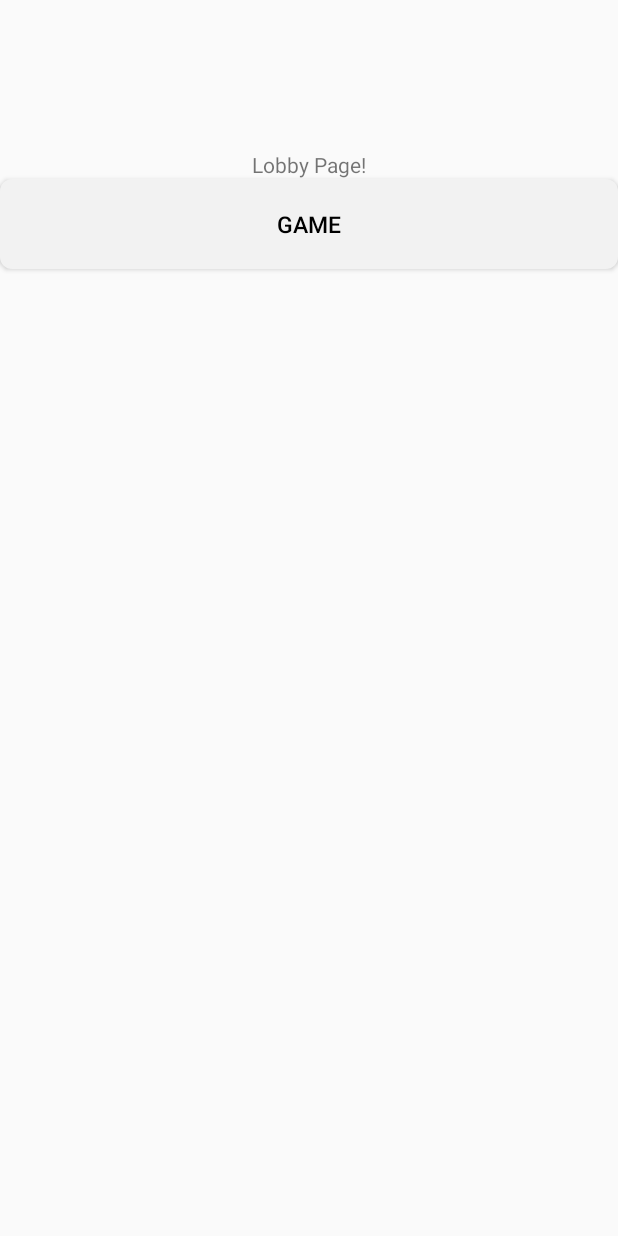
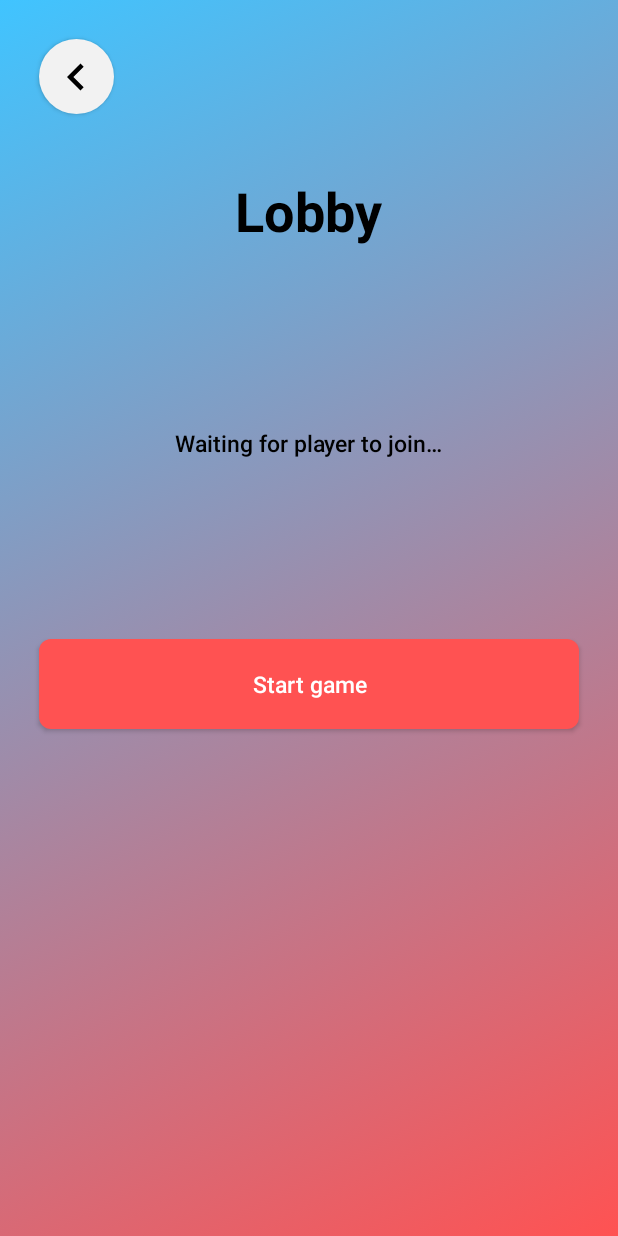
Before and after one commit to best-cat-hustlers/cs446-project, an Android app: the LobbyActivity screen opened directly, with no data from a screen before it, on a phone screen of 412 x 824 dp. Before the commit the screen is almost empty. Run offline under Robolectric (Android 15) with nearby library versions, the phone set to English and light mode, and no system bars.

Commit message:
Match Multiplayer, Join and Lobby pages to the design

```diff
--- a/app/src/main/java/com/bestCatHustlers/sukodublitz/MainActivityPresenter.java
+++ b/app/src/main/java/com/bestCatHustlers/sukodublitz/MainActivityPresenter.java
@@ -3,6 +3,8 @@ package com.bestCatHustlers.sukodublitz;
 import android.content.Intent;
 import android.support.v7.app.AppCompatActivity;
 import android.view.View;
+
+import com.bestCatHustlers.sukodublitz.multiplayer.MultiplayerMenuActivity;
 
 
 class MainActivityPresenter {
--- a/app/src/main/java/com/bestCatHustlers/sukodublitz/JoinPresenter.java
+++ b/app/src/main/java/com/bestCatHustlers/sukodublitz/join/JoinPresenter.java
@@ -1,4 +1,4 @@
-package com.bestCatHustlers.sukodublitz;
+package com.bestCatHustlers.sukodublitz.join;
 
 import android.content.Intent;
 import android.os.Bundle;
--- a/app/src/main/java/com/bestCatHustlers/sukodublitz/MultiplayerMenuPresenter.java
+++ b/app/src/main/java/com/bestCatHustlers/sukodublitz/lobby/LobbyPresenter.java
@@ -1,4 +1,4 @@
-package com.bestCatHustlers.sukodublitz;
+package com.bestCatHustlers.sukodublitz.lobby;
 
 import android.content.Intent;
 import android.os.Bundle;
@@ -7,6 +7,6 @@ import android.support.v7.app.AppCompatActivity;
 import android.support.v7.widget.Toolbar;
 import android.view.View;
 
-public class MultiplayerMenuPresenter {
+public class LobbyPresenter {
 
 }
--- a/app/src/main/java/com/bestCatHustlers/sukodublitz/LobbyPresenter.java
+++ b/app/src/main/java/com/bestCatHustlers/sukodublitz/multiplayer/MultiplayerMenuPresenter.java
@@ -1,4 +1,4 @@
-package com.bestCatHustlers.sukodublitz;
+package com.bestCatHustlers.sukodublitz.multiplayer;
 
 import android.content.Intent;
 import android.os.Bundle;
@@ -7,6 +7,6 @@ import android.support.v7.app.AppCompatActivity;
 import android.support.v7.widget.Toolbar;
 import android.view.View;
 
-public class LobbyPresenter {
+public class MultiplayerMenuPresenter {
 
 }
--- a/app/src/main/res/layout/activity_lobby.xml
+++ b/app/src/main/res/layout/activity_lobby.xml
@@ -1,28 +1,39 @@
 <?xml version="1.0" encoding="utf-8"?>
 <LinearLayout xmlns:android="http://schemas.android.com/apk/res/android"
-    xmlns:app="http://schemas.android.com/apk/res-auto"
     xmlns:tools="http://schemas.android.com/tools"
     android:layout_width="match_parent"
     android:layout_height="match_parent"
     android:orientation="vertical"
-    tools:context=".LobbyActivity">
+    android:background="@drawable/background_gradient_red_blue"
+    tools:context=".lobby.LobbyActivity">
+
+    <Button
+        android:id="@+id/back_button"
+        android:onClick="onBackPressed"
+        style="@style/button_round_back" />
 
     <TextView
         android:layout_width="wrap_content"
         android:layout_height="wrap_content"
-        android:text="Lobby Page!"
+        style="@style/title_font"
+        android:text="@string/title_activity_lobby"
+        android:layout_gravity="center"/>
+
+    <TextView
+        android:layout_width="wrap_content"
+        android:layout_height="wrap_content"
+        style="@style/secondary_text_font"
+        android:text="@string/lobby_wait_for_guest"
         android:layout_gravity="center"
-        android:layout_marginTop="100dp"
-        app:layout_constraintBottom_toBottomOf="parent"
-        app:layout_constraintLeft_toLeftOf="parent"
-        app:layout_constraintRight_toRightOf="parent"
-        app:layout_constraintTop_toTopOf="parent" />
+        android:layout_marginTop="120dp" />
 
     <Button
-        android:id="@+id/button5"
-        android:layout_width="match_parent"
+        android:id="@+id/button2"
+        android:layout_width="wrap_content"
         android:layout_height="wrap_content"
-        android:onClick="openGameActivity"
-        android:text="Game" />
+        style="@style/button_long_special"
+        android:layout_gravity="center"
+        android:layout_marginTop="120dp"
+        android:text="@string/lobby_start_game" />
 
 </LinearLayout>
--- a/app/src/main/res/values/strings.xml
+++ b/app/src/main/res/values/strings.xml
@@ -13,4 +13,9 @@
     <string name="title_multiplayer">Multiplayer</string>
     <string name="multiplayer_menu_host">Host</string>
     <string name="multiplayer_menu_join">Join</string>
+    <string name="lobby_start_game">Start game</string>
+    <string name="join_searching">Searching…</string>
+    <string name="lobby_wait_for_guest">Waiting for player to join…</string>
+    <string name="lobby_player_joined">Player joined!</string>
+    <string name="lobby_wait_for_host">Waiting for host player to start…</string>
 </resources>
--- a/app/src/main/res/values/styles.xml
+++ b/app/src/main/res/values/styles.xml
@@ -16,14 +16,16 @@
         <item name="android:textColor">@color/black</item>
         <item name="android:textSize">15sp</item>
         <item name="android:elevation">3dp</item>
+        <item name="android:textAllCaps">false</item>
         <item name="android:fontFamily">sans-serif-medium</item>
         <item name="android:background">@drawable/button_long_normal</item>
     </style>
 
     <style name="button_long_special" parent="Widget.AppCompat.Button">
-        <item name="android:textColor">@color/black</item>
+        <item name="android:textColor">@color/white</item>
         <item name="android:textSize">15sp</item>
         <item name="android:elevation">3dp</item>
+        <item name="android:textAllCaps">false</item>
         <item name="android:fontFamily">sans-serif-medium</item>
         <item name="android:background">@drawable/button_long_special</item>
     </style>
@@ -41,8 +43,15 @@
     <style name="title_font">
         <item name="android:textColor">@color/black</item>
         <item name="android:textSize">36sp</item>
+        <item name="android:layout_marginTop">40dp</item>
         <item name="android:fontFamily">sans-serif</item>
         <item name="android:textStyle">bold</item>
     </style>
 
+    <style name="secondary_text_font">
+        <item name="android:textColor">@color/black</item>
+        <item name="android:fontFamily">sans-serif-medium</item>
+        <item name="android:textSize">15sp</item>
+    </style>
+
 </resources>
```
Also changed, not shown: app/src/main/AndroidManifest.xml (+5 -8 lines), app/src/main/java/com/bestCatHustlers/sukodublitz/join/JoinActivity.java (renamed from app/src/main/java/com/bestCatHustlers/sukodublitz/JoinActivity.java, +8 -3 lines), app/src/main/java/com/bestCatHustlers/sukodublitz/lobby/LobbyActivity.java (renamed from app/src/main/java/com/bestCatHustlers/sukodublitz/LobbyActivity.java, +6 -1 lines), app/src/main/java/com/bestCatHustlers/sukodublitz/multiplayer/MultiplayerMenuActivity.java (renamed from app/src/main/java/com/bestCatHustlers/sukodublitz/MultiplayerMenuActivity.java, +11 -3 lines), app/src/main/res/layout/activity_join.xml (+15 -14 lines), app/src/main/res/layout/activity_multiplayer_menu.xml (+6 -5 lines).
